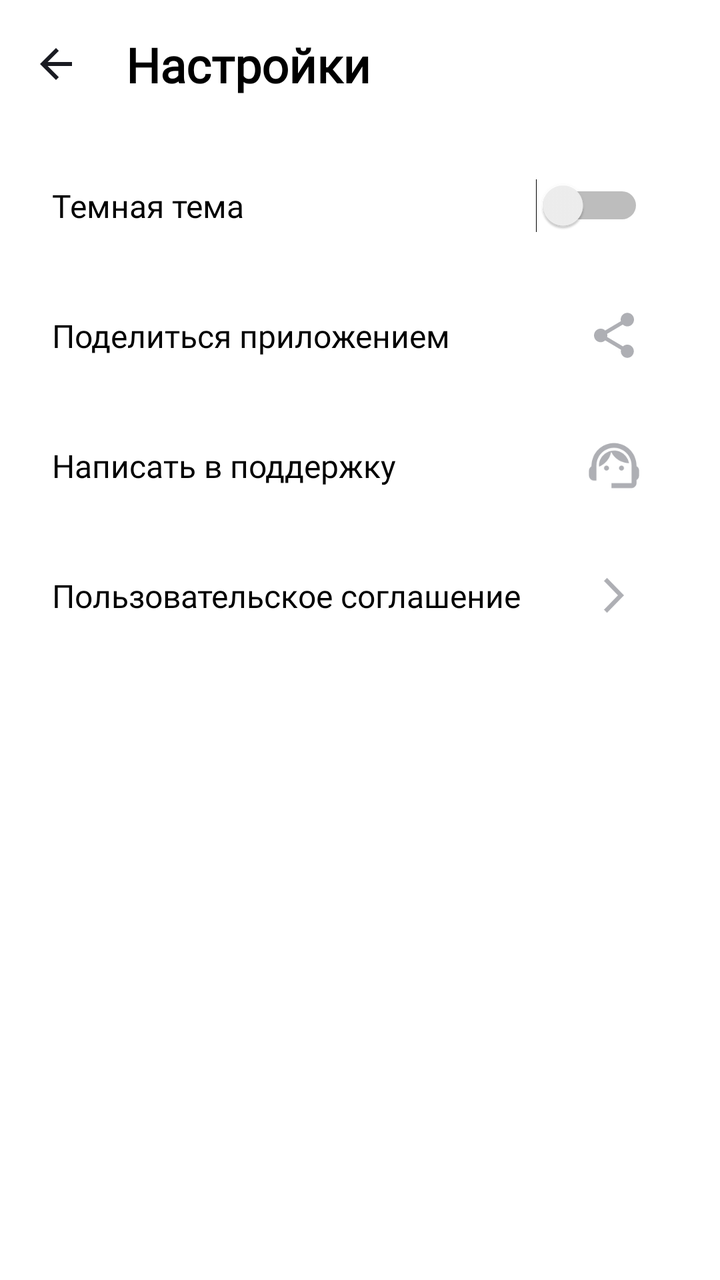
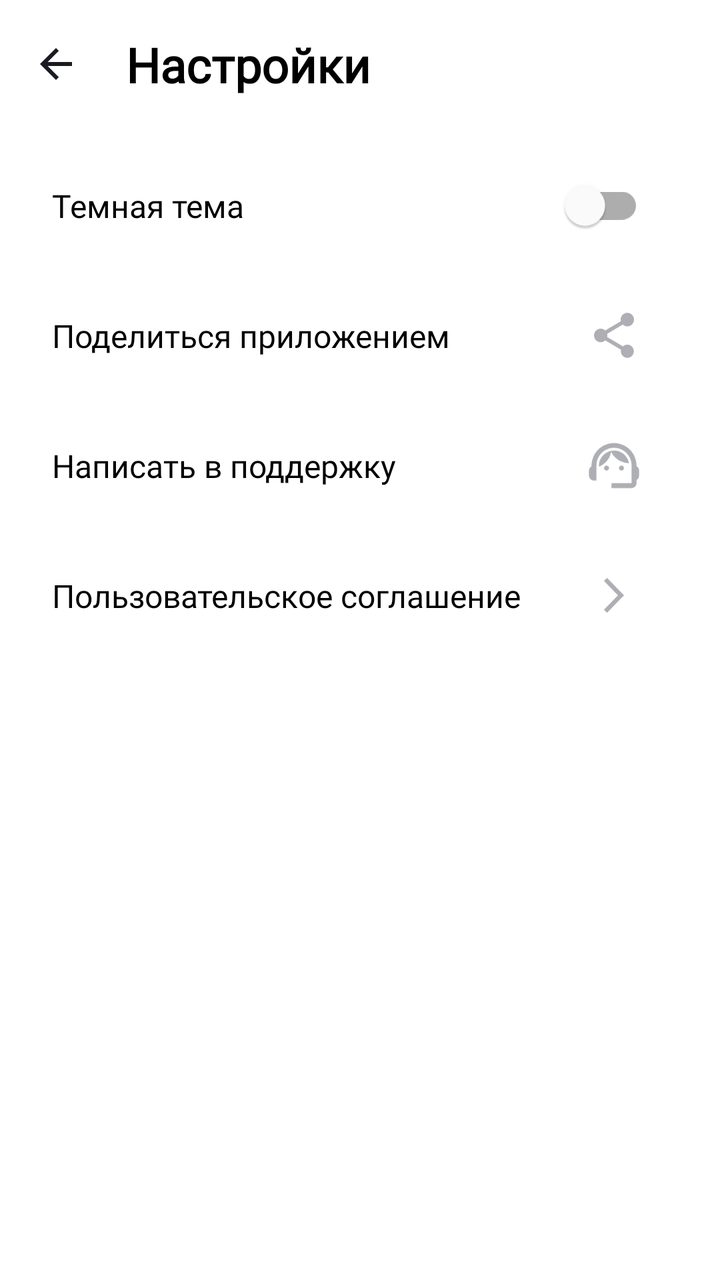

Compare the two renders of this Android layout. The source of the first and the diff that turns it into the second are given below.
<!-- AndroidManifest.xml: application theme Theme.MaterialComponents.DayNight.NoActionBar -->
<!-- res/layout/activity_settings.xml -->
<?xml version="1.0" encoding="utf-8"?>
<LinearLayout xmlns:android="http://schemas.android.com/apk/res/android"
    xmlns:app="http://schemas.android.com/apk/res-auto"
    xmlns:tools="http://schemas.android.com/tools"
    android:id="@+id/sett"
    android:layout_width="match_parent"
    android:layout_height="match_parent"
    android:background="@color/background_settings"
    android:orientation="vertical"
    android:padding="@dimen/padding_default">

    <LinearLayout
        android:layout_width="match_parent"
        android:layout_height="wrap_content"
        android:layout_marginBottom="@dimen/margin_bottom_title"
        android:gravity="center_vertical"
        android:orientation="horizontal">

        <ImageView
            android:id="@+id/backButton"
            android:layout_width="@dimen/icon_size_small"
            android:layout_height="@dimen/icon_size_small"
            android:layout_marginEnd="@dimen/margin_end_arrow"
            android:contentDescription="@string/back_description"
            android:src="@drawable/back"
            app:tint="@color/arrow_back"/>

        <TextView
            style="@style/TitleTextStyle"
            android:layout_width="wrap_content"
            android:layout_height="wrap_content"
            android:text="@string/settings_title"
            android:textColor="@color/text_primary"/>

    </LinearLayout>

    <FrameLayout style="@style/SettingsItem">

        <LinearLayout
            android:layout_width="match_parent"
            android:layout_height="match_parent"
            android:gravity="center_vertical"
            android:orientation="horizontal"
            android:paddingStart="@dimen/padding_item"
            android:paddingEnd="@dimen/padding_item">

            <TextView
                style="@style/SettingsItemText"
                android:text="@string/dark_theme"
                android:textColor="@color/text_primary" />

            <Switch
                android:id="@+id/themeSwitch"
                android:layout_width="wrap_content"
                android:layout_height="wrap_content"
                android:layout_marginEnd="@dimen/margin_end_icon"
                tools:ignore="UseSwitchCompatOrMaterialXml" />

        </LinearLayout>
    </FrameLayout>

    <FrameLayout style="@style/SettingsItem">

        <LinearLayout
            android:layout_width="match_parent"
            android:layout_height="match_parent"
            android:gravity="center_vertical"
            android:orientation="horizontal"
            android:paddingStart="@dimen/padding_item"
            android:paddingEnd="@dimen/padding_item">

            <TextView
                style="@style/SettingsItemText"
                android:text="@string/share_app"
                android:textColor="@color/text_primary" />

            <ImageView
                android:id="@+id/shareButton"
                style="@style/SettingsItemIcon"
                android:contentDescription="@string/share_description"
                android:src="@drawable/share"
                app:tint="@color/icon_tint_night"/>

        </LinearLayout>
    </FrameLayout>

    <FrameLayout style="@style/SettingsItem">

        <LinearLayout
            android:layout_width="match_parent"
            android:layout_height="match_parent"
            android:gravity="center_vertical"
            android:orientation="horizontal"
            android:paddingStart="@dimen/padding_item"
            android:paddingEnd="@dimen/padding_item">

            <TextView
                style="@style/SettingsItemText"
                android:text="@string/support"
                android:textColor="@color/text_primary" />

            <ImageView
                android:id="@+id/supportButton"
                style="@style/SettingsItemIcon"
                android:contentDescription="@string/support_description"
                android:src="@drawable/support"
                app:tint="@color/icon_tint_night"/>

        </LinearLayout>
    </FrameLayout>

    <FrameLayout style="@style/SettingsItem">

        <LinearLayout
            android:layout_width="match_parent"
            android:layout_height="match_parent"
            android:gravity="center_vertical"
            android:orientation="horizontal"
            android:paddingStart="@dimen/padding_item"
            android:paddingEnd="@dimen/padding_item">

            <TextView
                style="@style/SettingsItemText"
                android:text="@string/user_agreement"
                android:textColor="@color/text_primary" />

            <ImageView
                android:id="@+id/userAgreeButtonForward"
                style="@style/SettingsItemIcon"
                android:contentDescription="@string/forward_description"
                android:src="@drawable/forward"
                app:tint="@color/icon_tint_night"/>

        </LinearLayout>
    </FrameLayout>

    <View
        android:layout_width="match_parent"
        android:layout_height="0dp"
        android:layout_weight="1" />

</LinearLayout>
<!-- resources referenced by this layout -->
<resources>
  <color name="arrow_back">#1A1B22</color>
  <color name="background_settings">#FFFFFFFF</color>
  <color name="icon_tint_night">#AEAFB4</color>
  <color name="text_primary">#FF000000</color>
  <dimen name="icon_size_small">24dp</dimen>
  <dimen name="margin_bottom_title">24dp</dimen>
  <dimen name="margin_end_arrow">23dp</dimen>
  <dimen name="margin_end_icon">12dp</dimen>
  <dimen name="padding_default">16dp</dimen>
  <dimen name="padding_item">10dp</dimen>
  <!-- drawable back (drawable) -->
  <vector xmlns:android="http://schemas.android.com/apk/res/android"
      android:width="24dp"
      android:height="24dp"
      android:viewportWidth="24"
      android:viewportHeight="24">
    <group>
      <clip-path
          android:pathData="M0,0h24v24h-24z"/>
      <path
          android:pathData="M20,11H7.83L13.42,5.41L12,4L4,12L12,20L13.41,18.59L7.83,13H20V11Z"
          android:fillColor="#1A1B22"/>
    </group>
  </vector>
  <!-- drawable forward (drawable) -->
  <vector xmlns:android="http://schemas.android.com/apk/res/android"
      android:width="24dp"
      android:height="24dp"
      android:viewportWidth="24"
      android:viewportHeight="24">
    <path
        android:pathData="M8,17.749L9.213,19L16,12L9.213,5L8,6.252L13.573,12L8,17.749Z"
        android:fillColor="#AEAFB4"/>
  </vector>
  <string name="back_description">Назад</string>
  <string name="dark_theme">Темная тема</string>
  <string name="forward_description">Вперед</string>
  <string name="settings_title">Настройки</string>
  <string name="share_app">Поделиться приложением</string>
  <string name="share_description">Поделиться</string>
  <string name="support">Написать в поддержку</string>
  <string name="support_description">Поддержка</string>
  <string name="user_agreement">Пользовательское соглашение</string>
  <style name="SettingsItem">
          <item name="android:layout_width">match_parent</item>
          <item name="android:layout_height">@dimen/item_height</item>
          <item name="android:layout_marginBottom">@dimen/margin_bottom_item</item>
      </style>
  <style name="SettingsItemIcon">
          <item name="android:layout_width">@dimen/icon_size_medium</item>
          <item name="android:layout_height">@dimen/icon_size_medium</item>
          <item name="android:layout_marginEnd">@dimen/margin_end_icon</item>
      </style>
  <style name="SettingsItemText">
          <item name="android:layout_width">0dp</item>
          <item name="android:layout_height">wrap_content</item>
          <item name="android:layout_weight">1</item>
          <item name="android:textSize">@dimen/text_size_normal</item>
          <item name="android:fontFamily">@font/ys_display_regular</item>
      </style>
  <style name="TitleTextStyle" parent="Widget.MaterialComponents.TextView">
          <item name="android:textSize">@dimen/text_size_title</item>
          <item name="android:textStyle">bold</item>
          <item name="android:fontFamily">@font/ys_display_medium</item>
          <item name="android:textColor">@color/white</item>
      </style>
  <dimen name="item_height">61dp</dimen>
  <dimen name="margin_bottom_item">4dp</dimen>
  <dimen name="icon_size_medium">30dp</dimen>
  <dimen name="text_size_normal">16sp</dimen>
  <dimen name="text_size_title">24sp</dimen>
  <color name="white">#FFFFFFFF</color>
  <!-- unchanged entries left out for length: 2 -->
</resources>

<!-- the commit's change to res/layout/activity_settings.xml (unified diff, before → after) -->
@@ -49,12 +49,11 @@
                 android:text="@string/dark_theme"
                 android:textColor="@color/text_primary" />
 
-            <Switch
+            <com.google.android.material.switchmaterial.SwitchMaterial
                 android:id="@+id/themeSwitch"
                 android:layout_width="wrap_content"
                 android:layout_height="wrap_content"
-                android:layout_marginEnd="@dimen/margin_end_icon"
-                tools:ignore="UseSwitchCompatOrMaterialXml" />
+                android:layout_marginEnd="@dimen/margin_end_icon" />
 
         </LinearLayout>
     </FrameLayout>
